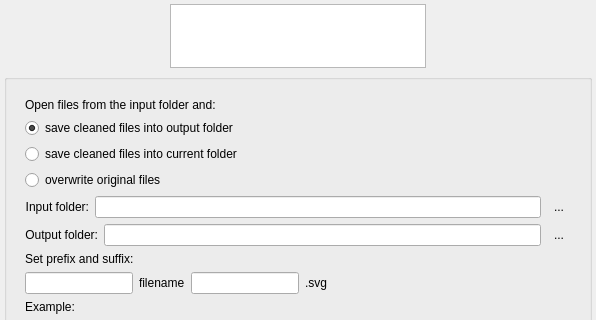
This is src/wizarddialog.ui in RazrFalcon/svgcleaner as Qt 5 draws it before an edit; both pictures show x 0 to 596 and y 0 to 320 of the 596 by 560 pixel window. The edited form follows.
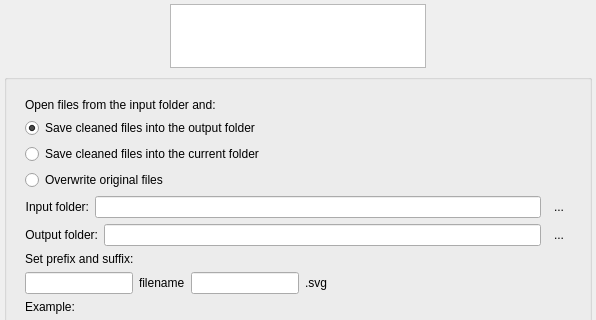
This is the edited form. Custom widgets are drawn as their Qt base class.

What changed in the file:
```diff
--- a/src/wizarddialog.ui
+++ b/src/wizarddialog.ui
@@ -407,7 +407,7 @@
                 <string notr="true">1</string>
                </property>
                <property name="text">
-                <string>save cleaned files into output folder</string>
+                <string>Save cleaned files into the output folder</string>
                </property>
                <property name="checked">
                 <bool>true</bool>
@@ -420,7 +420,7 @@
                 <string notr="true">2</string>
                </property>
                <property name="text">
-                <string>save cleaned files into current folder</string>
+                <string>Save cleaned files into the current folder</string>
                </property>
                <property name="checked">
                 <bool>false</bool>
@@ -433,7 +433,7 @@
                 <string notr="true">3</string>
                </property>
                <property name="text">
-                <string>overwrite original files</string>
+                <string>Overwrite original files</string>
                </property>
                <property name="checked">
                 <bool>false</bool>
```
Left out of the diff: 8 changed lines with no effect on the pictures.
